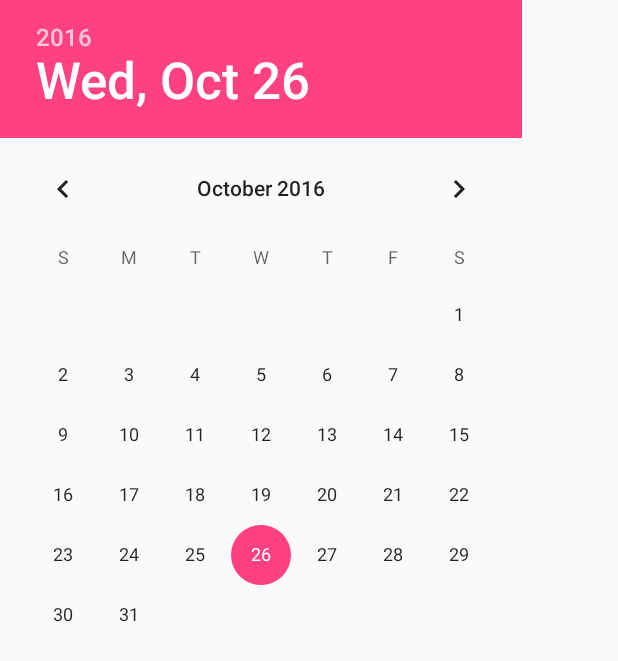
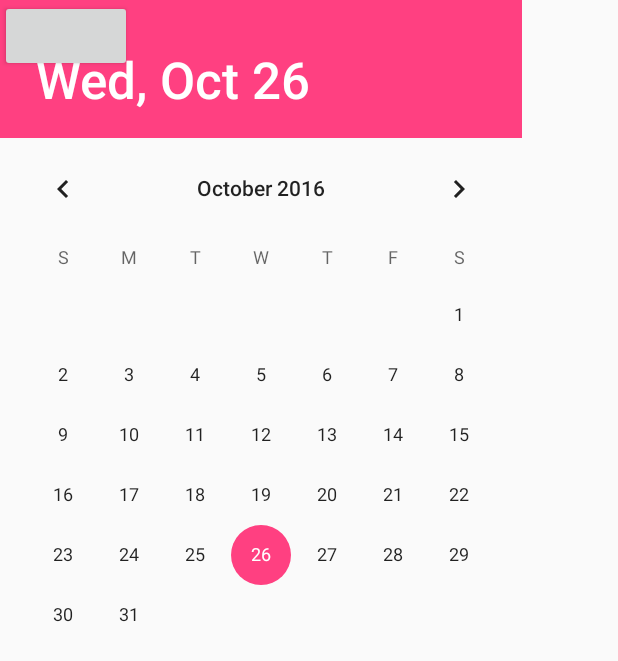
Before and after one commit to TheFirstJeffreyLee/CriminalIntent, an Android app: the layout dialog_date.xml on its own in the app's theme, with its tools: preview values and no code run, on a phone screen of 412 x 824 dp. Shown: the top 661 px of the screen. Run offline under Robolectric (Android 15) with nearby library versions, the phone set to English and light mode, and no system bars.

Commit message:
working on challenge ch 12

```diff
--- a/app/src/main/res/layout/dialog_date.xml
+++ b/app/src/main/res/layout/dialog_date.xml
@@ -6,4 +6,9 @@
     android:id="@+id/dialog_date_date_picker"
     android:calendarViewShown="false">
 
+    <Button
+        android:layout_width="wrap_content"
+        android:layout_height="wrap_content"
+        android:id="@+id/dialog_date_ok_button" />
+
 </DatePicker>
```
Also changed, not shown: app/src/main/java/com/bignerdranch/android/criminalintent/DatePickerFragment.java (+45 -12 lines).
